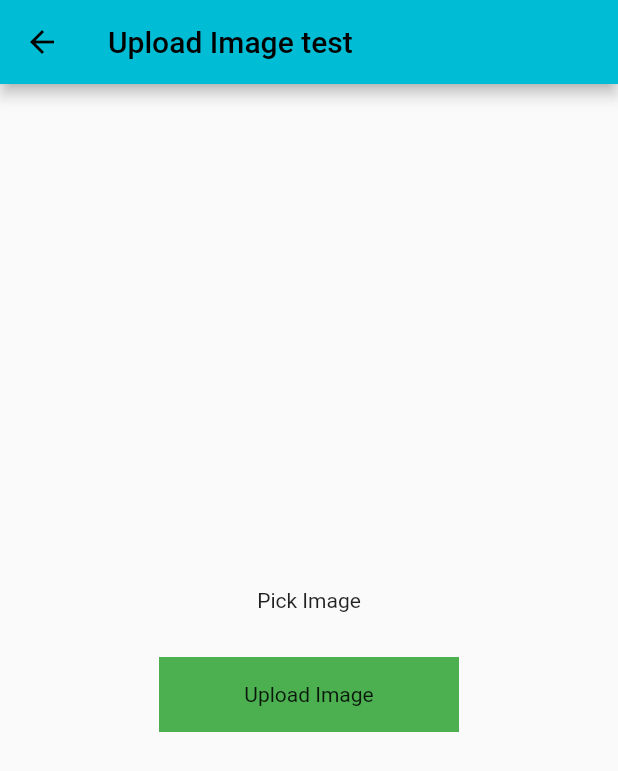
After one commit to siddhesh12323/api_testing_flutter, a Flutter app: the UploadImage screen opened by its route, after a tap on "Pick Image", on a phone screen of 412 x 824 dp. The commit adds this screen. Shown: the top 771 px of the screen. Run offline on Flutter 3.47's test engine with Material 2 defaults, Android fonts, the phone set to English and light mode, and no system bars; drawn by our look-alikes of modal_progress_hud_nsn; our stand-ins replace image_picker; network calls fail.

Commit message:
Image upload from device

```diff
--- a/lib/screens/home_page.dart
+++ b/lib/screens/home_page.dart
@@ -138,6 +138,12 @@ class _HomeState extends State<Home> {
                 Navigator.pushNamed(context, '/signUp');
               },
             ),
+            ListTile(
+              title: const Text('Upload an Image'),
+              onTap: () {
+                Navigator.pushNamed(context, '/uploadImage');
+              },
+            ),
           ],
         ),
       ),
--- /dev/null
+++ b/lib/screens/upload_image_page.dart
@@ -0,0 +1,128 @@
+import 'dart:io';
+import 'package:http/http.dart' as http;
+import 'package:flutter/material.dart';
+import 'package:image_picker/image_picker.dart';
+import 'package:modal_progress_hud_nsn/modal_progress_hud_nsn.dart';
+
+class UploadImage extends StatefulWidget {
+  const UploadImage({super.key});
+
+  @override
+  State<UploadImage> createState() => _UploadImageState();
+}
+
+class _UploadImageState extends State<UploadImage> {
+  File? image;
+  final _picker = ImagePicker();
+  bool showSpinner = false;
+
+  ScaffoldFeatureController<SnackBar, SnackBarClosedReason> showSnackbar(
+      String msg) {
+    final snackBar = SnackBar(
+      content: Text(msg),
+      duration: const Duration(seconds: 3),
+    );
+    return ScaffoldMessenger.of(context).showSnackBar(snackBar);
+  }
+
+  Future getImage() async {
+    final pickedFile =
+        await _picker.pickImage(source: ImageSource.gallery, imageQuality: 80);
+    if (pickedFile != null) {
+      image = File(pickedFile.path);
+      setState(() {});
+    } else {
+      print('Image not selected');
+    }
+  }
+
+  Future<void> uploadImage() async {
+    setState(() {
+      showSpinner = true;
+    });
+
+    var stream = new http.ByteStream(image!.openRead());
+    stream.cast();
+
+    var length = await image!.length();
+
+    var uri = Uri.parse('https://fakestoreapi.com/products');
+
+    var request = new http.MultipartRequest('POST', uri);
+
+    request.fields['title'] = 'Static title';
+
+    var multiport = new http.MultipartFile('image', stream, length);
+
+    request.files.add(multiport);
+
+    var response = await request.send();
+
+    if (response.statusCode == 200) {
+      setState(() {
+        showSpinner = false;
+      });
+      print('Image uploaded');
+      showSnackbar('Image uploaded!');
+    } else {
+      setState(() {
+        showSpinner = false;
+      });
+      print('Something went wrong');
+      showSnackbar('Something went wrong!');
+    }
+  }
+
+  @override
+  Widget build(BuildContext context) {
+    return ModalProgressHUD(
+      inAsyncCall: showSpinner,
+      child: Scaffold(
+        appBar: AppBar(
+          title: const Text('Upload Image test'),
+        ),
+        body: Column(
+          mainAxisAlignment: MainAxisAlignment.center,
+          crossAxisAlignment: CrossAxisAlignment.center,
+          children: [
+            GestureDetector(
+              onTap: () {
+                getImage();
+              },
+              child: Container(
+                child: image == null
+                    ? const Center(
+                        child: Text('Pick Image'),
+                      )
+                    : Container(
+                        child: Center(
+                          child: Image.file(
+                            File(image!.path).absolute,
+                            height: 300,
+                            width: 200,
+                            fit: BoxFit.cover,
+                          ),
+                        ),
+                      ),
+              ),
+            ),
+            const SizedBox(
+              height: 30,
+            ),
+            GestureDetector(
+              onTap: () {
+                uploadImage();
+              },
+              child: Container(
+                height: 50,
+                width: 200,
+                color: Colors.green,
+                child: const Center(child: Text('Upload Image')),
+              ),
+            )
+          ],
+        ),
+      ),
+    );
+  }
+}
```
Also changed, not shown: lib/main.dart (+5 -3 lines), lib/screens/product_page_example.dart (+4 -4 lines), lib/screens/random_quote.dart (+4 -4 lines), lib/screens/user_example_2_home.dart (+4 -4 lines), 2 other files.
